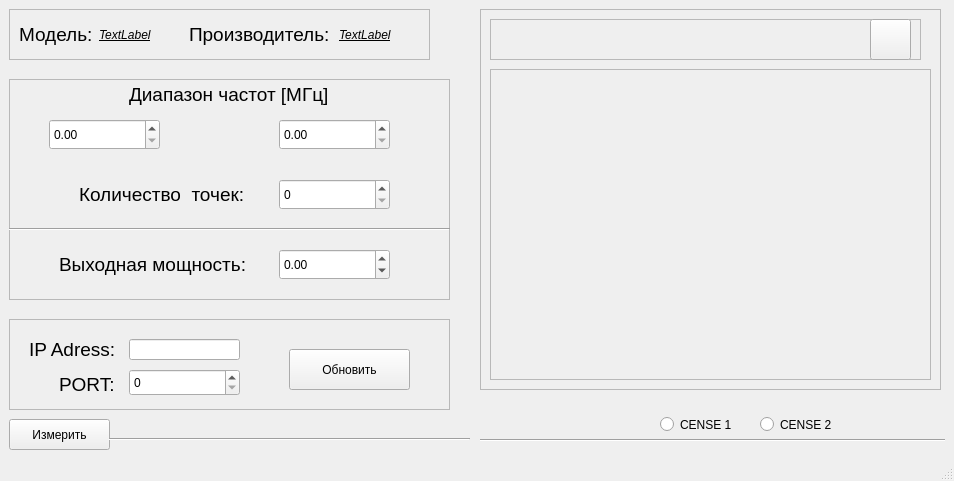
DnevnnoiSon/S2VNA_CONTROL, file mainwindow.ui: the form before one commit.
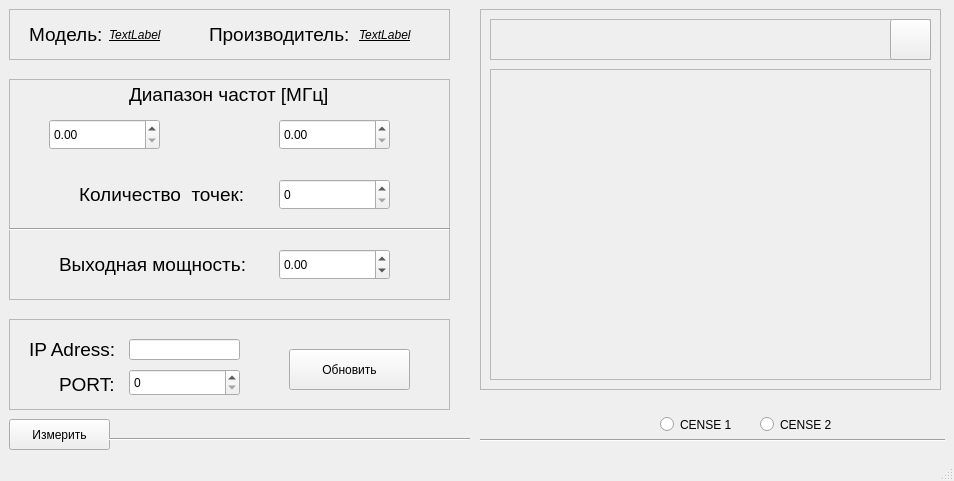
The form after the commit. Icons and pictures are not drawn.

```diff
--- a/mainwindow.ui
+++ b/mainwindow.ui
@@ -41,7 +41,7 @@
         <rect>
          <x>0</x>
          <y>0</y>
-         <width>421</width>
+         <width>441</width>
          <height>51</height>
         </rect>
        </property>
@@ -67,7 +67,7 @@
        <widget class="QLabel" name="label_2">
         <property name="geometry">
          <rect>
-          <x>10</x>
+          <x>20</x>
           <y>10</y>
           <width>111</width>
           <height>31</height>
@@ -88,7 +88,7 @@
        <widget class="QLabel" name="label_8">
         <property name="geometry">
          <rect>
-          <x>180</x>
+          <x>200</x>
           <y>10</y>
           <width>171</width>
           <height>31</height>
@@ -109,9 +109,9 @@
        <widget class="QLabel" name="modelLabel">
         <property name="geometry">
          <rect>
-          <x>90</x>
+          <x>100</x>
           <y>10</y>
-          <width>61</width>
+          <width>91</width>
           <height>31</height>
          </rect>
         </property>
@@ -128,9 +128,9 @@
        <widget class="QLabel" name="vendorLabel">
         <property name="geometry">
          <rect>
-          <x>330</x>
+          <x>350</x>
           <y>0</y>
-          <width>61</width>
+          <width>81</width>
           <height>51</height>
          </rect>
         </property>
@@ -450,7 +450,7 @@
          <rect>
           <x>10</x>
           <y>10</y>
-          <width>431</width>
+          <width>441</width>
           <height>41</height>
          </rect>
         </property>
@@ -512,7 +512,7 @@
          </property>
          <property name="geometry">
           <rect>
-           <x>380</x>
+           <x>400</x>
            <y>0</y>
            <width>41</width>
            <height>41</height>
```
